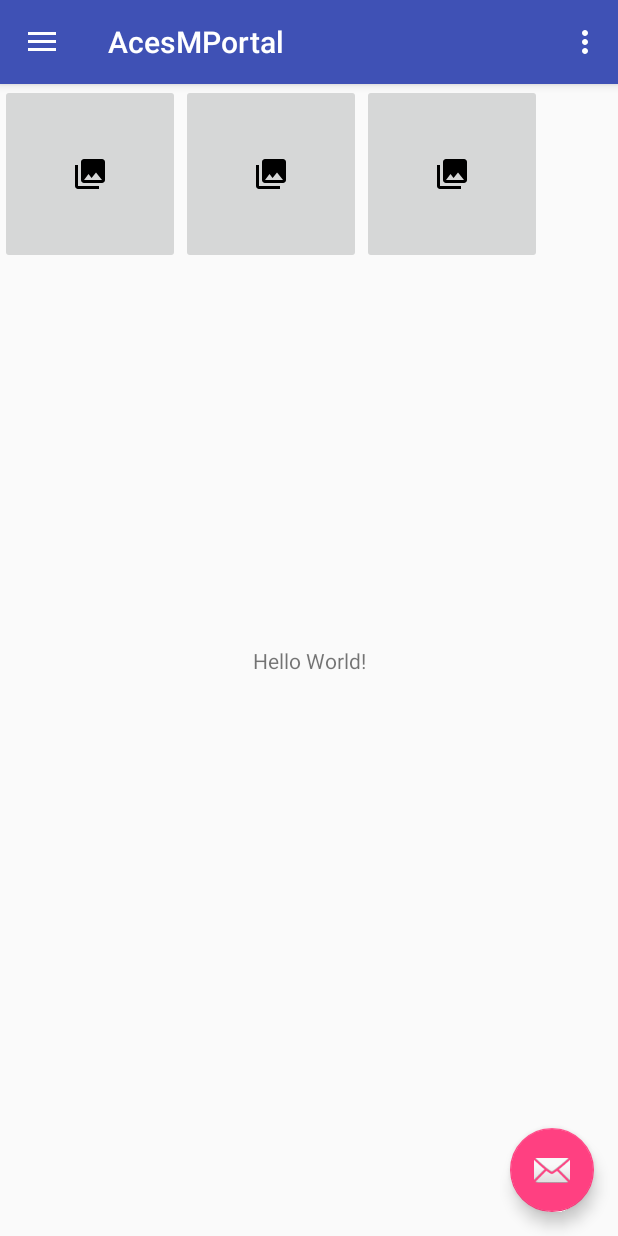
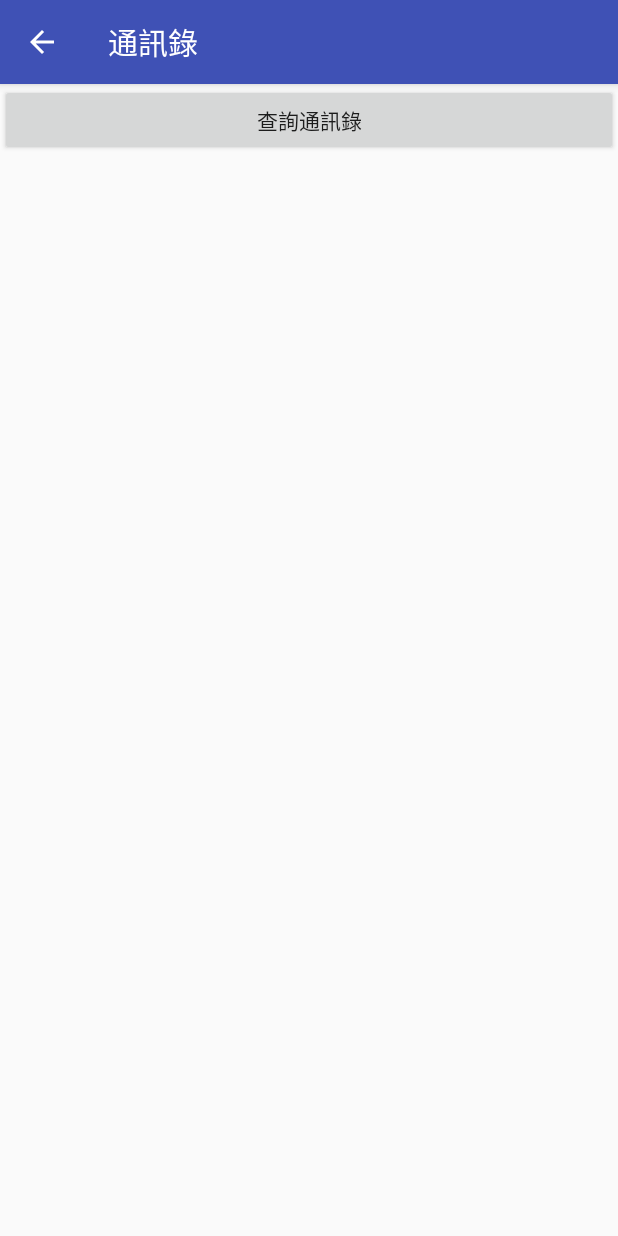
Before and after one commit to tkotko615/AcesMPortal, an Android app: the MainActivity screen opened directly, with no data from a screen before it, after a tap on "APP01", on a phone screen of 412 x 824 dp. Run offline under Robolectric (Android 15) with nearby library versions, the phone set to English and light mode, and no system bars; our stand-ins replace Firebase (no records; nobody signed in at launch, a user with empty details on screens opened directly).

```diff
--- a/app/build.gradle
+++ b/app/build.gradle
@@ -27,5 +27,9 @@ dependencies {
     compile 'com.android.support:appcompat-v7:25.3.1'
     compile 'com.android.support:design:25.3.1'
     compile 'com.android.support.constraint:constraint-layout:1.0.2'
+    compile 'com.google.firebase:firebase-database:10.0.1'
     testCompile 'junit:junit:4.12'
 }
+
+
+apply plugin: 'com.google.gms.google-services'
--- a/app/src/main/AndroidManifest.xml
+++ b/app/src/main/AndroidManifest.xml
@@ -22,6 +22,11 @@
             android:label="@string/app_name"
             android:theme="@style/AppTheme.NoActionBar">
         </activity>
+        <!--通訊錄-->
+        <activity android:name=".ContactsActivity"
+            android:label="@string/act_title_contacts"
+            android:parentActivityName=".MainActivity">
+        </activity>
     </application>
 
 </manifest>
--- /dev/null
+++ b/app/src/main/java/com/acesconn/acesmportal/ContactsActivity.java
@@ -0,0 +1,99 @@
+package com.acesconn.acesmportal;
+
+import android.os.Bundle;
+import android.support.design.widget.Snackbar;
+import android.support.v7.app.AppCompatActivity;
+import android.view.View;
+import android.widget.ArrayAdapter;
+import android.widget.Button;
+import android.widget.ListView;
+
+import com.google.firebase.database.DataSnapshot;
+import com.google.firebase.database.DatabaseError;
+import com.google.firebase.database.DatabaseReference;
+import com.google.firebase.database.FirebaseDatabase;
+import com.google.firebase.database.ValueEventListener;
+
+import java.util.ArrayList;
+
+public class ContactsActivity extends AppCompatActivity {
+    Button btn_getContacts;
+    ListView lv_contacts;
+    ArrayAdapter<String> aryAdapter;
+    //private ArrayList<String> ary_contacts= new ArrayList<>();
+
+    @Override
+    protected void onCreate(Bundle savedInstanceState) {
+        super.onCreate(savedInstanceState);
+        setContentView(R.layout.activity_contacts);
+
+        btn_getContacts = (Button)findViewById(R.id.btn_getContacts);
+        lv_contacts = (ListView)findViewById(R.id.list_Contacts);
+
+        //aryAdapter = new ArrayAdapter<>(ContactsActivity.this,android.R.layout.simple_list_item_1,ary_contacts);
+        aryAdapter = new ArrayAdapter<>(ContactsActivity.this,android.R.layout.simple_list_item_1,android.R.id.text1);
+        lv_contacts.setAdapter(aryAdapter);
+
+        btn_getContacts.setOnClickListener(new View.OnClickListener(){
+            @Override
+            public void onClick(View v){
+                /*
+                //測試Firebase資料庫
+                // Write a message to the database
+                FirebaseDatabase database = FirebaseDatabase.getInstance();
+                DatabaseReference myRef = database.getReference("message");
+
+                myRef.setValue("Hello, World!");
+
+                // Read from the database
+                myRef.addValueEventListener(new ValueEventListener() {
+                    @Override
+                    public void onDataChange(DataSnapshot dataSnapshot) {
+                        // This method is called once with the initial value and again
+                        // whenever data at this location is updated.
+                        String value = dataSnapshot.getValue(String.class);
+                        //Log.d(TAG, "Value is: " + value);
+                        Snackbar.make(ibtn_app_01, "Value is: " + value, Snackbar.LENGTH_LONG)
+                                .setAction("Action", null).show();
+                    }
+
+                    @Override
+                    public void onCancelled(DatabaseError error) {
+                        // Failed to read value
+                        //Log.w(TAG, "Failed to read value.", error.toException());
+                        Snackbar.make(ibtn_app_01, "Failed to read value." + error.getMessage(), Snackbar.LENGTH_LONG)
+                                .setAction("Action", null).show();
+                    }
+                });
+                */
+                FirebaseDatabase database = FirebaseDatabase.getInstance();
+                DatabaseReference myRef = database.getReference("contacts");
+
+                // Read from the database
+                myRef.addValueEventListener(new ValueEventListener() {
+                    @Override
+                    public void onDataChange(DataSnapshot dataSnapshot) {
+                        // This method is called once with the initial value and again
+                        // whenever data at this location is updated.
+                        aryAdapter.clear();
+                        for (DataSnapshot ds :dataSnapshot.getChildren()){
+                            aryAdapter.add(ds.child("name").getValue().toString());
+                        }
+                        Snackbar.make(btn_getContacts, "資料筆數: "+ dataSnapshot.getChildrenCount() , Snackbar.LENGTH_LONG)
+                                .setAction("Action", null).show();
+                    }
+
+                    @Override
+                    public void onCancelled(DatabaseError error) {
+                        // Failed to read value
+                        //Log.w(TAG, "Failed to read value.", error.toException());
+                        Snackbar.make(btn_getContacts, "Failed to read value." + error.getMessage(), Snackbar.LENGTH_LONG)
+                                .setAction("Action", null).show();
+
+                    }
+                });
+            }
+        });
+
+    }
+}
--- a/app/src/main/java/com/acesconn/acesmportal/MainActivity.java
+++ b/app/src/main/java/com/acesconn/acesmportal/MainActivity.java
@@ -4,6 +4,7 @@ import android.content.Intent;
 import android.os.Bundle;
 import android.support.design.widget.FloatingActionButton;
 import android.support.design.widget.Snackbar;
+import android.util.Log;
 import android.view.View;
 import android.support.design.widget.NavigationView;
 import android.support.v4.view.GravityCompat;
@@ -14,6 +15,12 @@ import android.support.v7.widget.Toolbar;
 import android.view.Menu;
 import android.view.MenuItem;
 import android.widget.ImageButton;
+
+import com.google.firebase.database.DataSnapshot;
+import com.google.firebase.database.DatabaseError;
+import com.google.firebase.database.DatabaseReference;
+import com.google.firebase.database.FirebaseDatabase;
+import com.google.firebase.database.ValueEventListener;
 
 public class MainActivity extends AppCompatActivity
         implements NavigationView.OnNavigationItemSelectedListener {
@@ -49,10 +56,14 @@ public class MainActivity extends AppCompatActivity
         ibtn_app_01.setOnClickListener(new View.OnClickListener(){
             @Override
             public void onClick(View v){
-                //TODO: 呼叫的app只是測試,之後要改掉
-                //呼叫外部app
-                Intent intent = getPackageManager().getLaunchIntentForPackage("com.tkotko.ptimecard");
-                startActivity(intent);
+                //TODO: 測試中,之後要改掉
+                //測試呼叫外部app
+                //Intent intent = getPackageManager().getLaunchIntentForPackage("com.tkotko.ptimecard");
+                //startActivity(intent);
+
+                //通訊錄
+                Intent i = new Intent(MainActivity.this,ContactsActivity.class);
+                startActivity(i);
             }
         });
     }
--- /dev/null
+++ b/app/src/main/res/layout/activity_contacts.xml
@@ -0,0 +1,17 @@
+<?xml version="1.0" encoding="utf-8"?>
+<LinearLayout xmlns:android="http://schemas.android.com/apk/res/android"
+    android:orientation="vertical" android:layout_width="match_parent"
+    android:layout_height="match_parent">
+
+    <Button
+        android:id="@+id/btn_getContacts"
+        android:layout_width="match_parent"
+        android:layout_height="wrap_content"
+        android:text="查詢通訊錄" />
+
+    <ListView
+        android:id="@+id/list_Contacts"
+        android:layout_width="match_parent"
+        android:layout_height="match_parent" />
+
+</LinearLayout>
--- a/app/src/main/res/values/strings.xml
+++ b/app/src/main/res/values/strings.xml
@@ -9,4 +9,6 @@
     <string name="main_app_01">APP01</string>
     <string name="main_app_02">APP02</string>
     <string name="main_app_03">APP03</string>
+
+    <string name="act_title_contacts">通訊錄</string>
 </resources>
--- a/build.gradle
+++ b/build.gradle
@@ -9,6 +9,7 @@ buildscript {
 
         // NOTE: Do not place your application dependencies here; they belong
         // in the individual module build.gradle files
+        classpath 'com.google.gms:google-services:3.0.0'
     }
 }
 
```
Also changed, not shown: app/src/main/res/mipmap-hdpi/ic_launcher.png, app/src/main/res/mipmap-hdpi/ic_launcher_round.png, app/src/main/res/mipmap-mdpi/ic_launcher.png, app/src/main/res/mipmap-mdpi/ic_launcher_round.png, app/src/main/res/mipmap-xhdpi/ic_launcher.png, app/src/main/res/mipmap-xhdpi/ic_launcher_round.png, app/src/main/res/mipmap-xxhdpi/ic_launcher.png, app/src/main/res/mipmap-xxhdpi/ic_launcher_round.png, app/src/main/res/mipmap-xxxhdpi/ic_launcher.png, app/src/main/res/mipmap-xxxhdpi/ic_launcher_round.png.
